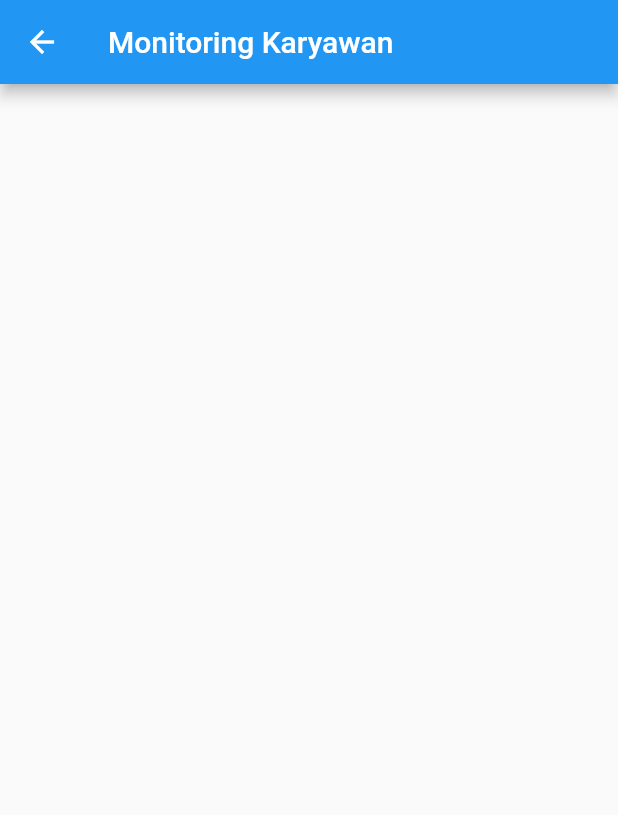
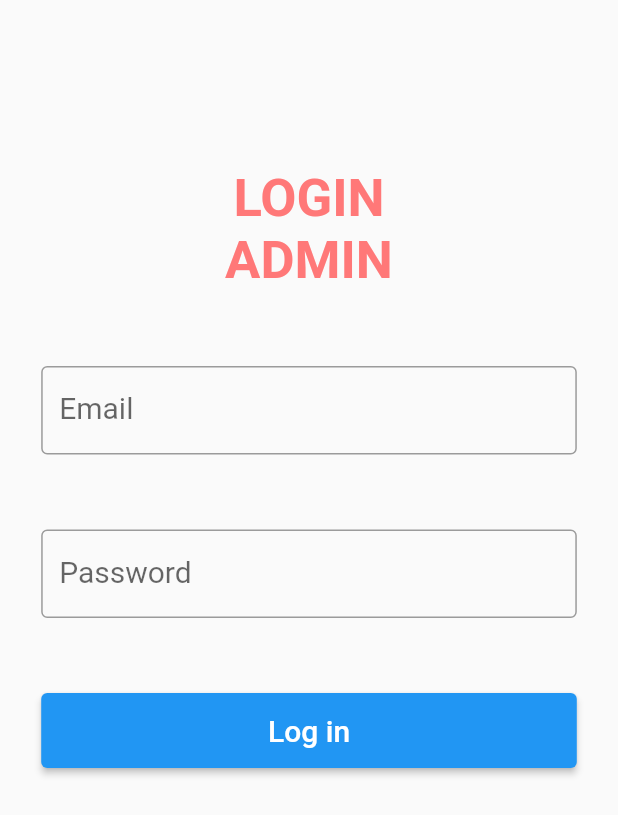
Before and after one commit to Arief2202/monitorKaryawanPPNS, a Flutter app: the MyHomePage screen opened directly, on a phone screen of 412 x 824 dp. Shown: the top 815 px of the screen. Run offline on Flutter 3.47's test engine with Material 2 defaults, Android fonts, the phone set to English and light mode, and no system bars; our stand-ins replace flutter_local_notifications, flutter_phoenix, loader_overlay, rflutter_alert, shared_preferences; missing offline and left inert: horizontal_data_table; accounts and stored records are empty; network calls fail.

Commit message:
add Login Page and History Location

```diff
--- a/lib/global_variables.dart
+++ b/lib/global_variables.dart
@@ -4,6 +4,10 @@ library global;
 
 String endpoint = "http://absensi.ppns.eepis.tech";
 String endpoint_get_all = endpoint + "/location/get_all.php";
+String endpoint_monitor_karyawan_get_all = endpoint + "/monitor_karyawan/get_all.php";
 
 String username = "admin";
 String password = "admin";
+
+bool isLoggedIn = false;
+bool loadingAutologin = false;
--- /dev/null
+++ b/lib/loginPage.dart
@@ -0,0 +1,155 @@
+import 'package:flutter/material.dart';
+import 'package:http/http.dart' as http;
+import 'dart:convert' show jsonDecode;
+import 'package:rflutter_alert/rflutter_alert.dart';
+import 'package:shared_preferences/shared_preferences.dart';
+import 'package:flutter_phoenix/flutter_phoenix.dart';
+import 'package:monitoring_karyawan_ppns/global_variables.dart' as globals;
+
+class LoginPage extends StatefulWidget {
+  LoginPage({Key? key}) : super(key: key);
+  @override
+  LoginPageState createState() {
+    return new LoginPageState();
+  }
+}
+
+class LoginPageState extends State<LoginPage> {
+  List<TextEditingController> _data = [TextEditingController(), TextEditingController()];
+  List<bool> _error = [false, false, false, false];
+  String _passwordMsg = "Value Can\'t Be Empty";
+
+  @override
+  Widget build(BuildContext context) {
+    return Scaffold(
+      body: SafeArea(
+        child: ListView(
+          scrollDirection: Axis.vertical,
+          children: <Widget>[
+
+            SizedBox(height: MediaQuery.of(context).size.height / 2 - 300),
+            Container(
+              margin: EdgeInsets.symmetric(horizontal: 100),
+              width: double.infinity,
+              // height: MediaQuery.of(context).size.width / 10,
+              child: Text("LOGIN ADMIN", textAlign: TextAlign.center, style: TextStyle(color: Color.fromARGB(255, 255, 120, 120), fontSize: 35, fontWeight: FontWeight.bold))
+            ),
+            SizedBox(height: 50),
+            Container(
+              //img1
+              margin: EdgeInsets.symmetric(horizontal: MediaQuery.of(context).size.width / 15),
+              child: Column(
+                crossAxisAlignment: CrossAxisAlignment.stretch,
+                children: [
+                  TextField(
+                    decoration: InputDecoration(
+                      border: OutlineInputBorder(),
+                      labelText: 'Email',
+                      labelStyle: TextStyle(fontSize: 20),
+                      errorText: _error[0] ? 'Value Can\'t Be Empty' : null,
+                    ),
+                    controller: _data[0],
+                  )
+                ],
+              ),
+            ),
+            SizedBox(height: 50),
+            Container(
+              //img1
+              margin: EdgeInsets.symmetric(horizontal: MediaQuery.of(context).size.width / 15),
+              child: Column(
+                crossAxisAlignment: CrossAxisAlignment.stretch,
+                children: [
+                  TextField(
+                    obscureText: true,
+                    decoration: InputDecoration(
+                      border: OutlineInputBorder(),
+                      labelText: 'Password',
+                      labelStyle: TextStyle(fontSize: 20),
+                      errorText: _error[1] ? 'Value Can\'t Be Empty' : null,
+                    ),
+                    controller: _data[1],
+                  )
+                ],
+              ),
+            ),
+            SizedBox(height: 50),
+            Container(
+              margin: EdgeInsets.symmetric(horizontal: MediaQuery.of(context).size.width / 15),
+              width: double.infinity,
+              height: 50,
+              child: ElevatedButton(
+                onPressed: () {
+                  _doLogin(context);
+                },
+                child: Text(
+                  "Log in",
+                  style: TextStyle(fontSize: 20),
+                ),
+              ),
+            ),
+          ],
+        ),
+      ),
+    );
+  }
+
+  Future _doLogin(context) async {
+    bool status = true;
+    setState(() {
+      _passwordMsg = "Value Can\'t Be Empty";
+      for (int a = 0; a < 2; a++) {
+        if (_data[a].text.isEmpty) {
+          _error[a] = true;
+          status = false;
+        } else
+          _error[a] = false;
+      }
+    });
+    if (status) {
+      String _username = _data[0].text;
+      String _password = _data[1].text;
+
+      if (_username == globals.username && _password == globals.password) {
+        final prefs = await SharedPreferences.getInstance();
+        await prefs.setString('username', _username);
+        await prefs.setString('password', _password);
+        setState(() {
+          globals.isLoggedIn = true;
+        });
+
+        Alert(
+          context: context,
+          type: AlertType.info,
+          desc: "Login Success!",
+          buttons: [
+            DialogButton(
+                child: Text(
+                  "OK",
+                  style: TextStyle(color: Colors.white, fontSize: 20),
+                ),
+                onPressed: () {
+                  Phoenix.rebirth(context);
+                })
+          ],
+        ).show();
+      } else {
+        Alert(
+          context: context,
+          type: AlertType.info,
+          title: "Login Failed!",
+          desc: "Incorrect Username or Password!",
+          buttons: [
+            DialogButton(
+              child: Text(
+                "OK",
+                style: TextStyle(color: Colors.white, fontSize: 20),
+              ),
+              onPressed: () => Navigator.pop(context),
+            )
+          ],
+        ).show();
+      }
+    }
+  }
+}
--- a/lib/main.dart
+++ b/lib/main.dart
@@ -1,59 +1,108 @@
-// ignore_for_file: curly_braces_in_flow_control_structures, prefer_const_constructors, sort_child_properties_last, unused_local_variable
+// ignore_for_file: use_key_in_widget_constructors, library_private_types_in_public_api, non_constant_identifier_names, prefer_interpolation_to_compose_strings, prefer_const_constructors, use_build_context_synchronously
 
 import 'package:flutter/material.dart';
-import 'package:monitoring_karyawan_ppns/global_variables.dart' as global;
+import 'package:shared_preferences/shared_preferences.dart';
+import 'package:monitoring_karyawan_ppns/loginPage.dart';
+import 'package:flutter_phoenix/flutter_phoenix.dart';
+import 'package:rflutter_alert/rflutter_alert.dart';
+import 'package:loader_overlay/loader_overlay.dart';
+import 'package:monitoring_karyawan_ppns/global_variables.dart' as globals;
 import 'package:monitoring_karyawan_ppns/menu.dart';
 import 'package:http/http.dart' as http;
 import 'dart:convert' show jsonDecode;
-import 'dart:async';
-import 'dart:developer';
+import 'package:flutter_local_notifications/flutter_local_notifications.dart';
+
 
 void main() {
-  runApp(const MyApp());
+  runApp(
+    Phoenix(
+      child: MyApp(),
+    ),
+  );
 }
 
-class MyApp extends StatelessWidget {
-  const MyApp({super.key});
+class MyApp extends StatefulWidget {
+  @override
+  _MyAppState createState() => _MyAppState();
+}
 
+class _MyAppState extends State<MyApp> {
   @override
   Widget build(BuildContext context) {
     return MaterialApp(
-      title: 'Flutter Demo',
       debugShowCheckedModeBanner: false,
+      title: 'Auto Login',
       theme: ThemeData(
         primarySwatch: Colors.blue,
+        // scaffoldBackgroundColor: Color(0xFF736AB7),
       ),
-      home: Menu(),
+      home: LoaderOverlay(child: MyHomePage()),
     );
   }
 }
 
 class MyHomePage extends StatefulWidget {
-  const MyHomePage({super.key});
+  @override
+  _MyHomePageState createState() => _MyHomePageState();
+}
+
+class _MyHomePageState extends State<MyHomePage> {
+  TextEditingController nameController = TextEditingController();
+  @override
+  void initState() {
+    super.initState();
+    autoLogIn();
+  }
+
+  void autoLogIn() async {
+    final SharedPreferences prefs = await SharedPreferences.getInstance();
+    final String? username = prefs.getString('username');
+    final String? password = prefs.getString('password');
+
+    if (username != null && password != null) {
+      setState(() {
+        globals.loadingAutologin = true;
+      });
+      context.loaderOverlay.show();
+
+      if (username == globals.username && password == globals.password) {
+
+        setState(() {
+          globals.isLoggedIn = true;
+        });
+      }
+      else {
+        await prefs.remove('username');
+        await prefs.remove('password');
+        setState(() {
+          globals.isLoggedIn = false;
+        });
+        Alert(
+          context: context,
+          type: AlertType.info,
+          title: "Login Failed!",
+          desc: "Please relogin",
+          buttons: [
+            DialogButton(
+              child: Text(
+                "OK",
+                style: TextStyle(color: Colors.white, fontSize: 20),
+              ),
+              onPressed: () => Navigator.pop(context),
+            )
+          ],
+        ).show();
+      }
+      setState(() {
+        globals.loadingAutologin = false;
+      });
+      context.loaderOverlay.hide();
+      return;
+    }
+  }
 
   @override
-  State<MyHomePage> createState() => Test();
-}
-
-
-class Test extends State<MyHomePage> {
-  void initState() {
-    super.initState();
-  }
-
   Widget build(BuildContext context) {
-    double mapWidth = MediaQuery.of(context).size.width/1.2;
-    return Scaffold(
-      appBar: AppBar(
-        leading: IconButton(
-          icon: Icon(Icons.arrow_back),
-          onPressed: () => Navigator.pop(context),
-        ),
-        title: Text("Monitoring Karyawan"),
-      ),
-      body: Center(
-
-        ),
-      );
+    return globals.loadingAutologin ? Scaffold() : Scaffold(body: globals.isLoggedIn ? Menu() : LoginPage());
   }
 }
--- a/pubspec.yaml
+++ b/pubspec.yaml
@@ -41,6 +41,7 @@ dependencies:
   flutter_phoenix: ^1.0.0
   flutter_native_timezone: ^2.0.0
   flutter_staggered_grid_view: ^0.4.0
+  horizontal_data_table: ^4.2.0
 
   flutter:
     sdk: flutter
```
Also changed, not shown: lib/absensi.dart (+110 -52 lines), lib/menu.dart (+46 -6 lines), lib/monitoring.dart (+10 -1 lines), pubspec.lock.
